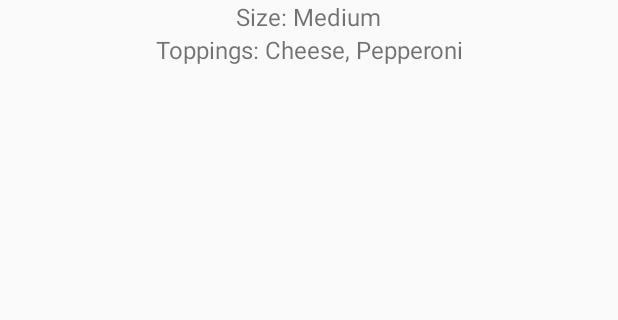
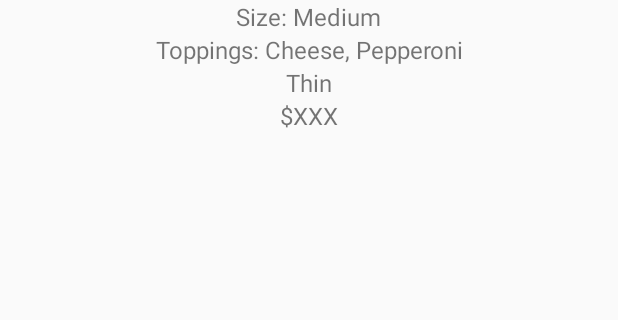
Before and after one commit to prarabdhathapa/Android_Pizza, an Android app: the layout item_pizza.xml on its own in the app's theme, with its tools: preview values and no code run, on a phone screen of 412 x 824 dp, the part 363-683 px from its top. Run offline under Robolectric (Android 15) with nearby library versions, the phone set to English and light mode, and no system bars.

Commit message:
Current Order Details Final Update

```diff
--- a/app/src/main/java/src/PizzaAdapter.java
+++ b/app/src/main/java/src/PizzaAdapter.java
@@ -38,6 +38,9 @@ public class PizzaAdapter extends RecyclerView.Adapter<PizzaAdapter.PizzaViewHol
         holder.nameTextView.setText(pizza.getName());
         holder.pizzaImageView.setImageResource(pizza.getImageResID());
         holder.pizzaSize.setText("Size: " + pizza.getSize()); // Set the pizza size
+        holder.pizzaCrust.setText("Crust: " + pizza.getCrust()); // Set the crust information
+        holder.pizzaPrice.setText(String.format("Sub Total: $%.2f", pizza.price()));
+
 
         if(pizza.getToppings().isEmpty()){
             holder.pizzaToppings.setText("No Toppings");
@@ -88,7 +91,7 @@ public class PizzaAdapter extends RecyclerView.Adapter<PizzaAdapter.PizzaViewHol
     }
 
     public class PizzaViewHolder extends RecyclerView.ViewHolder {
-        TextView nameTextView, pizzaSize, pizzaToppings;
+        TextView nameTextView, pizzaSize, pizzaToppings, pizzaCrust, pizzaPrice;
         ImageView pizzaImageView;
 
         public PizzaViewHolder(View itemView) {
@@ -97,6 +100,9 @@ public class PizzaAdapter extends RecyclerView.Adapter<PizzaAdapter.PizzaViewHol
             pizzaImageView = itemView.findViewById(R.id.pizzaImage);
             pizzaSize = itemView.findViewById(R.id.pizza_size);
             pizzaToppings = itemView.findViewById(R.id.pizza_toppings);
+            pizzaCrust = itemView.findViewById(R.id.pizza_crust);
+            pizzaPrice = itemView.findViewById(R.id.pizza_price);
+
         }
     }
 }
--- a/app/src/main/res/layout/item_pizza.xml
+++ b/app/src/main/res/layout/item_pizza.xml
@@ -38,4 +38,20 @@
         android:textSize="16sp"
         android:gravity="center" />
 
+    <TextView
+        android:id="@+id/pizza_crust"
+        android:layout_width="wrap_content"
+        android:layout_height="wrap_content"
+        android:text="Thin"
+        android:textSize="16sp"
+        android:gravity="center" />
+    <TextView
+        android:id="@+id/pizza_price"
+        android:layout_width="wrap_content"
+        android:layout_height="wrap_content"
+        android:text="$XXX"
+        android:textSize="16sp"
+        android:gravity="center" />
+
+
 </LinearLayout>
```
